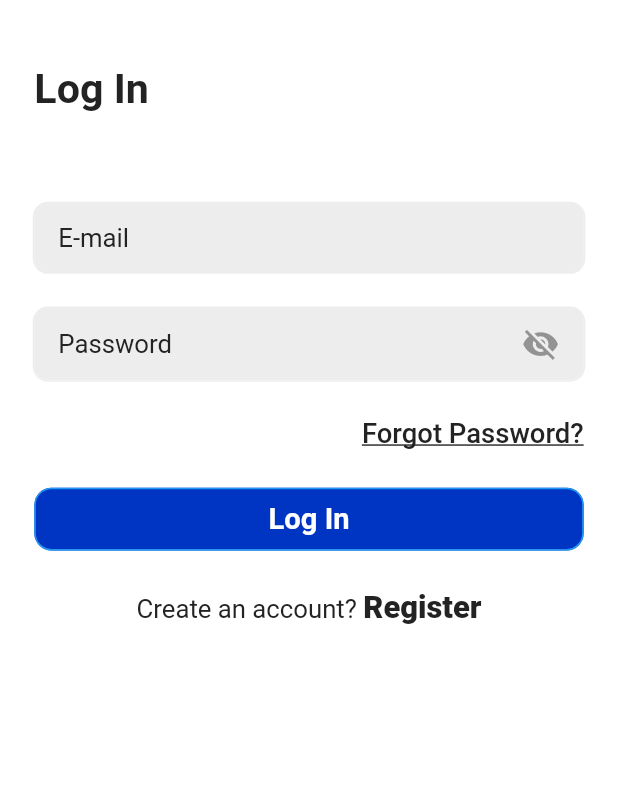
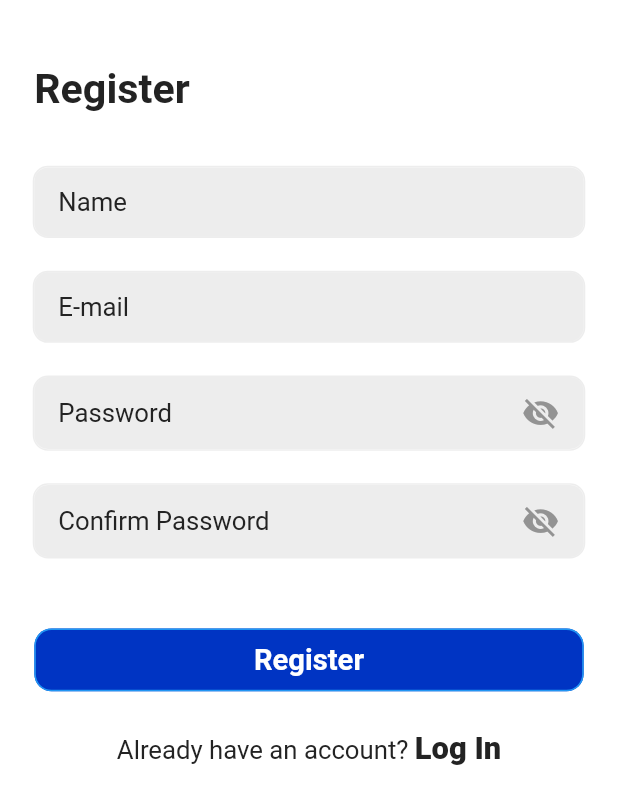
Before and after one commit to flutterRiverpodVerse/ui_designs, a Flutter app: the screen it shows after launch, on a phone screen of 412 x 824 dp. Shown: the top 804 px of the screen. Run offline on Flutter 3.47's test engine with Material 3 defaults, Android fonts, the phone set to English and light mode, and no system bars; our stand-ins replace flutter_hooks, flutter_screenutil, hooks_riverpod; Roboto replaces fonts that are missing (Poppins).

Commit message:
3rd_day_register_page

```diff
--- /dev/null
+++ b/lib/3rd_day/register_page.dart
@@ -0,0 +1,201 @@
+import 'package:flutter/gestures.dart';
+import 'package:flutter/material.dart';
+import 'package:flutter_hooks/flutter_hooks.dart';
+import 'package:flutter_screenutil/flutter_screenutil.dart';
+import 'package:hooks_riverpod/hooks_riverpod.dart';
+import 'package:ui_designs/core/constants/app_colors.dart';
+
+import '../core/constants/app_constants.dart';
+import '../core/shared/providers.dart';
+import '../core/widgets/custom_elevated_button.dart';
+import '../core/widgets/custom_text_form_field.dart';
+
+class RegisterPage extends HookConsumerWidget {
+  const RegisterPage({super.key});
+  @override
+  Widget build(BuildContext context, WidgetRef ref) {
+    final isDarkMode = AppConstants.isDarkMode(context: context);
+    final formKey = ref.watch(registerFormKeyProvider);
+    final nameController = useTextEditingController();
+    final emailController = useTextEditingController();
+    final passwordController = useTextEditingController();
+    final confirmPasswordController = useTextEditingController();
+
+    final passwordVisibility = useState<bool>(true);
+    final confirmPasswordVisibility = useState<bool>(true);
+
+    return GestureDetector(
+      onTap: () {
+        AppConstants.hideKeyboard();
+      },
+      child: Scaffold(
+        body: SafeArea(
+          child: Container(
+            height: 1.sh,
+            width: 1.sw,
+            padding: EdgeInsets.symmetric(
+              horizontal: 20.w,
+              vertical: 15.h,
+            ),
+            decoration: BoxDecoration(
+              color: isDarkMode ? AppColors.black : AppColors.white,
+            ),
+            child: SingleChildScrollView(
+              child: Form(
+                key: formKey,
+                child: Column(
+                  crossAxisAlignment: CrossAxisAlignment.start,
+                  children: [
+                    SizedBox(height: 20.h),
+                    Row(
+                      children: [
+                        Text(
+                          "Register",
+                          style: Theme.of(context)
+                              .textTheme
+                              .headlineLarge!
+                              .copyWith(
+                                fontWeight: FontWeight.bold,
+                              ),
+                        ),
+                      ],
+                    ),
+                    SizedBox(height: 30.h),
+                    CustomTextFormField(
+                      controller: nameController,
+                      isDarkMode: isDarkMode,
+                      hintText: "Name",
+                      textInputAction: TextInputAction.next,
+                      validator: (value) {
+                        if (value!.isEmpty) {
+                          return "required";
+                        }
+                        return null;
+                      },
+                    ),
+                    SizedBox(height: 20.h),
+                    CustomTextFormField(
+                      controller: emailController,
+                      isDarkMode: isDarkMode,
+                      hintText: "E-mail",
+                      keyboardType: TextInputType.emailAddress,
+                      textInputAction: TextInputAction.next,
+                      validator: (value) {
+                        if (value!.isEmpty) {
+                          return "required";
+                        }
+                        return null;
+                      },
+                    ),
+                    SizedBox(height: 20.h),
+                    CustomTextFormField(
+                      controller: passwordController,
+                      isDarkMode: isDarkMode,
+                      hintText: "Password",
+                      keyboardType: TextInputType.visiblePassword,
+                      obscureValue: passwordVisibility.value,
+                      suffixIcon: IconButton(
+                        highlightColor: Colors.transparent,
+                        splashColor: Colors.transparent,
+                        onPressed: () {
+                          passwordVisibility.value = !passwordVisibility.value;
+                        },
+                        icon: Icon(
+                          passwordVisibility.value
+                              ? Icons.visibility_off
+                              : Icons.visibility,
+                          size: 22.sp,
+                        ),
+                      ),
+                      validator: (value) {
+                        if (value!.isEmpty) {
+                          return "required";
+                        }
+                        return null;
+                      },
+                    ),
+                    SizedBox(height: 20.h),
+                    CustomTextFormField(
+                      controller: confirmPasswordController,
+                      isDarkMode: isDarkMode,
+                      hintText: "Confirm Password",
+                      keyboardType: TextInputType.visiblePassword,
+                      obscureValue: confirmPasswordVisibility.value,
+                      suffixIcon: IconButton(
+                        highlightColor: Colors.transparent,
+                        splashColor: Colors.transparent,
+                        onPressed: () {
+                          confirmPasswordVisibility.value =
+                              !confirmPasswordVisibility.value;
+                        },
+                        icon: Icon(
+                          confirmPasswordVisibility.value
+                              ? Icons.visibility_off
+                              : Icons.visibility,
+                          size: 22.sp,
+                        ),
+                      ),
+                      validator: (value) {
+                        if (passwordController.text !=
+                            confirmPasswordController.text) {
+                          return "password not matched";
+                        }
+                        return null;
+                      },
+                    ),
+                    SizedBox(height: 40.h),
+                    CustomElevatedButton(
+                      height: 35.h,
+                      child: Text(
+                        "Register",
+                        style: Theme.of(context)
+                            .textTheme
+                            .headlineMedium!
+                            .copyWith(
+                              fontSize: 17.sp,
+                              color: AppColors.white,
+                              fontWeight: FontWeight.w700,
+                            ),
+                      ),
+                      onPressed: () {
+                        AppConstants.hideKeyboard();
+                        if (formKey.currentState!.validate()) {}
+                      },
+                    ),
+                    SizedBox(height: 20.h),
+                    Center(
+                      child: RichText(
+                        text: TextSpan(
+                          text: 'Already have an account? ',
+                          style: Theme.of(context)
+                              .textTheme
+                              .headlineSmall!
+                              .copyWith(
+                                fontSize: 15.sp,
+                              ),
+                          children: [
+                            TextSpan(
+                              text: 'Log In',
+                              style: Theme.of(context)
+                                  .textTheme
+                                  .headlineSmall!
+                                  .copyWith(
+                                    fontSize: 18.sp,
+                                    fontWeight: FontWeight.w800,
+                                  ),
+                              recognizer: TapGestureRecognizer()..onTap = () {},
+                            ),
+                          ],
+                        ),
+                      ),
+                    ),
+                  ],
+                ),
+              ),
+            ),
+          ),
+        ),
+      ),
+    );
+  }
+}
--- a/lib/core/shared/providers.dart
+++ b/lib/core/shared/providers.dart
@@ -4,3 +4,7 @@ import 'package:hooks_riverpod/hooks_riverpod.dart';
 final logInFormKeyProvider = Provider(
   (ref) => GlobalKey<FormState>(),
 );
+
+final registerFormKeyProvider = Provider(
+  (ref) => GlobalKey<FormState>(),
+);
--- a/lib/main.dart
+++ b/lib/main.dart
@@ -1,7 +1,7 @@
 import 'package:flutter/material.dart';
 import 'package:flutter_screenutil/flutter_screenutil.dart';
 import 'package:hooks_riverpod/hooks_riverpod.dart';
-import 'package:ui_designs/2nd_day/login_page.dart';
+import 'package:ui_designs/3rd_day/register_page.dart';
 import 'package:ui_designs/core/constants/app_config.dart';
 import 'package:ui_designs/core/theme/app_theme.dart';
 
@@ -39,7 +39,7 @@ class MyApp extends StatelessWidget {
             theme: AppTheme.lightTheme,
             darkTheme: AppTheme.darkTheme,
             scaffoldMessengerKey: AppConfig.rootScaffoldMessengerKey,
-            home: const LoginPage(),
+            home: const RegisterPage(),
           );
         },
       ),
```
